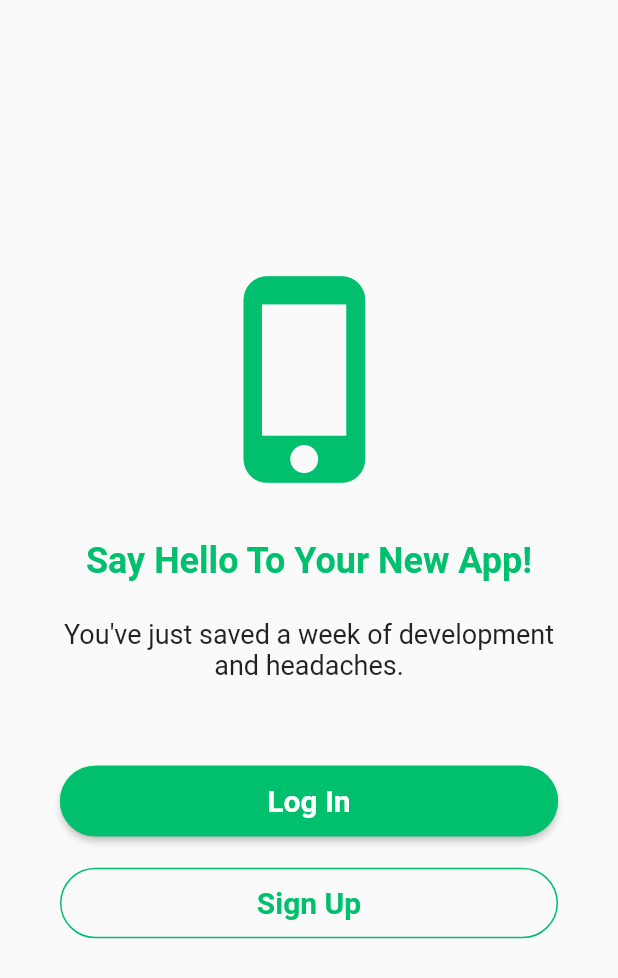
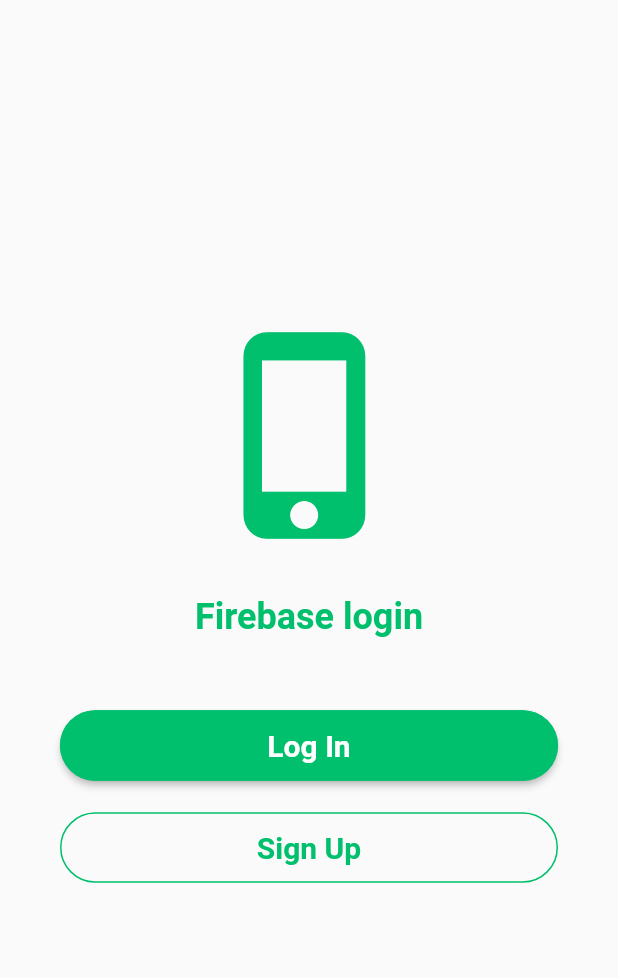
Before and after one commit to alche2014/social_logins_flutter, a Flutter app: the AuthScreen screen opened directly, on a phone screen of 412 x 824 dp. Shown: the top 978 px of the screen. Run offline on Flutter 3.47's test engine with Material 2 defaults, Android fonts, the phone set to English and light mode, and no system bars; our stand-ins replace cached_network_image, cloud_firestore, firebase_auth, firebase_core, firebase_storage, image_picker and 3 more; missing offline and left inert: flutter_facebook_auth; accounts and stored records are empty.

Commit message:
social logins

```diff
--- a/lib/ui/auth/authScreen.dart
+++ b/lib/ui/auth/authScreen.dart
@@ -23,7 +23,7 @@ class AuthScreen extends StatelessWidget {
             padding:
                 const EdgeInsets.only(left: 16, top: 32, right: 16, bottom: 8),
             child: Text(
-              'Say Hello To Your New App!',
+              'Firebase login',
               textAlign: TextAlign.center,
               style: TextStyle(
                   color: Color(COLOR_PRIMARY),
@@ -31,14 +31,7 @@ class AuthScreen extends StatelessWidget {
                   fontWeight: FontWeight.bold),
             ),
           ),
-          Padding(
-            padding: const EdgeInsets.symmetric(horizontal: 40, vertical: 16),
-            child: Text(
-              'You\'ve just saved a week of development and headaches.',
-              style: TextStyle(fontSize: 18),
-              textAlign: TextAlign.center,
-            ),
-          ),
+
           Padding(
             padding: const EdgeInsets.only(right: 40.0, left: 40.0, top: 40),
             child: ConstrainedBox(
```
